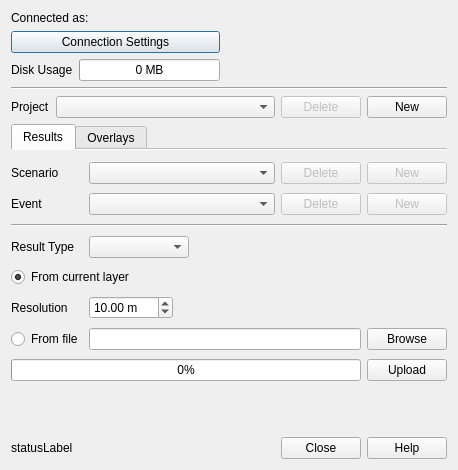
lutraconsulting/qgis-crayfish-plugin, file qgis_plugin/illuvis/upload_dialog_widget.ui: the form before one commit.
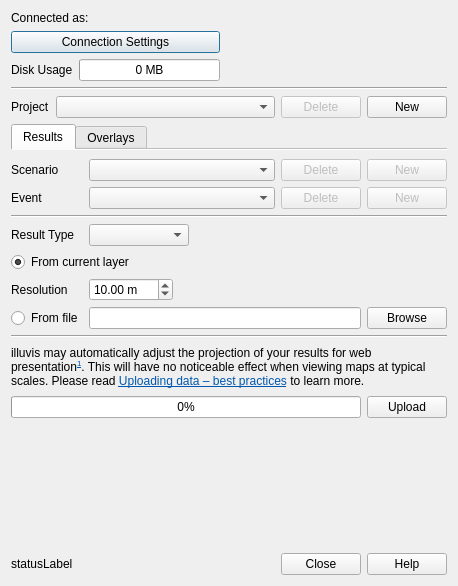
The form after the commit. Icons and pictures are not drawn.

Commit message: Add warning about possible reprojection and minimal resolution

Diff of the .ui file:
```diff
--- a/qgis_plugin/illuvis/upload_dialog_widget.ui
+++ b/qgis_plugin/illuvis/upload_dialog_widget.ui
@@ -10,7 +10,7 @@
     <x>0</x>
     <y>0</y>
     <width>458</width>
-    <height>470</height>
+    <height>586</height>
    </rect>
   </property>
   <property name="windowTitle">
@@ -289,7 +289,7 @@
          </property>
         </widget>
        </item>
-       <item row="13" column="3">
+       <item row="15" column="3">
         <widget class="QPushButton" name="uploadPushButton">
          <property name="sizePolicy">
           <sizepolicy hsizetype="Preferred" vsizetype="Fixed">
@@ -360,7 +360,7 @@
          </property>
         </widget>
        </item>
-       <item row="13" column="0" colspan="3">
+       <item row="15" column="0" colspan="3">
         <widget class="QProgressBar" name="progressBar">
          <property name="enabled">
           <bool>true</bool>
@@ -448,6 +448,23 @@
          </property>
         </widget>
        </item>
+       <item row="13" column="0" colspan="4">
+        <widget class="Line" name="line_3">
+         <property name="orientation">
+          <enum>Qt::Horizontal</enum>
+         </property>
+        </widget>
+       </item>
+       <item row="14" column="0" colspan="4">
+        <widget class="QLabel" name="labelInfo">
+         <property name="text">
+          <string>&lt;html&gt;&lt;head/&gt;&lt;body&gt;&lt;p&gt;illuvis may automatically adjust the projection of your results for web presentation&lt;a href=&quot;http://en.wikipedia.org/wiki/Web_Mercator&quot;&gt;&lt;span style=&quot; text-decoration: underline; color:#0057ae; vertical-align:super;&quot;&gt;1&lt;/span&gt;&lt;/a&gt;. This will have no noticeable effect when viewing maps at typical scales. Please read &lt;a href=&quot;https://www.illuvis.com/docs/uploading#best_practices&quot;&gt;&lt;span style=&quot; text-decoration: underline; color:#0057ae;&quot;&gt;Uploading data – best practices&lt;/span&gt;&lt;/a&gt; to learn more.&lt;/p&gt;&lt;/body&gt;&lt;/html&gt;</string>
+         </property>
+         <property name="wordWrap">
+          <bool>true</bool>
+         </property>
+        </widget>
+       </item>
       </layout>
       <zorder>uploadPushButton</zorder>
       <zorder>newEventPushButton</zorder>
```
Left out of the diff: 2 changed lines with no effect on the pictures. The commit also changes 2 other files.
